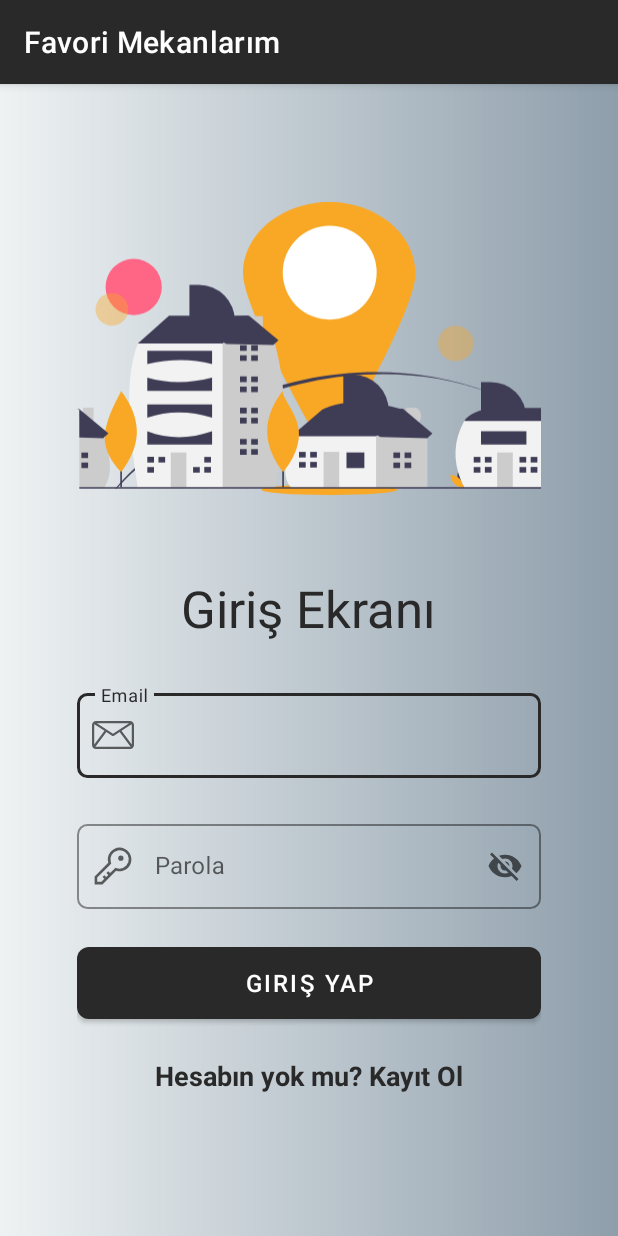
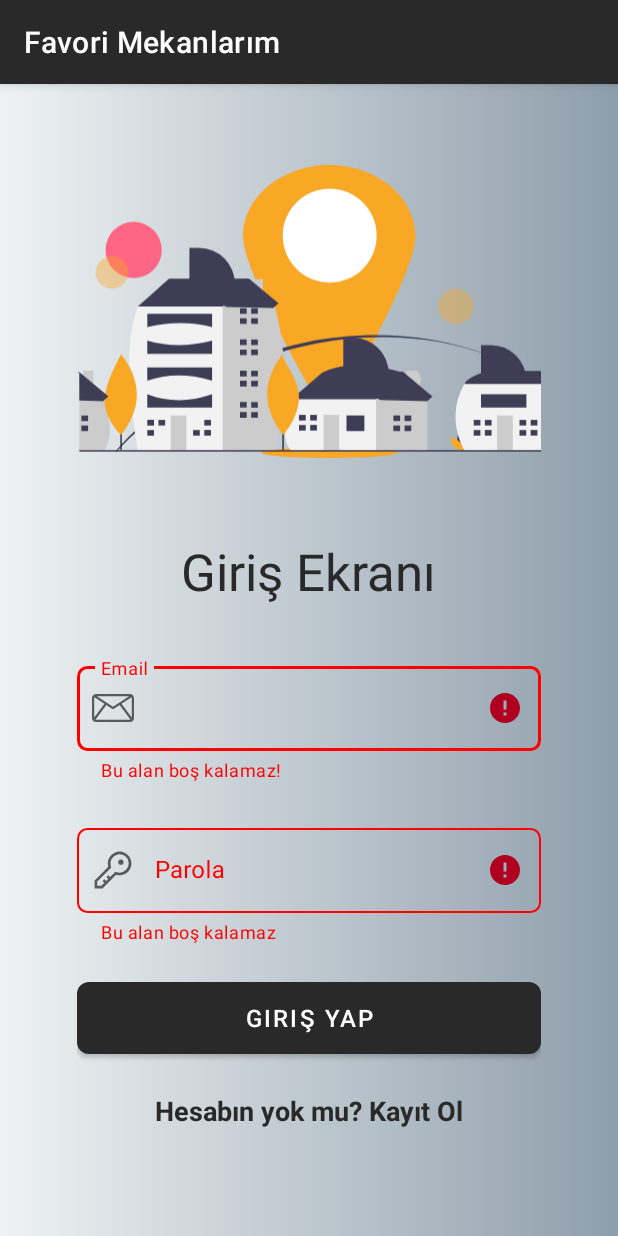
Before and after one commit to Slankss/FavouritePlace, an Android app: the screen it shows after launch (LoginActivity), after a tap on "GIRIŞ YAP", on a phone screen of 412 x 824 dp. Run offline under Robolectric (Android 15) with nearby library versions, the phone set to English and light mode, and no system bars; our stand-ins replace Firebase (no records; nobody signed in at launch, a user with empty details on screens opened directly); Roboto replaces fonts that are not available here; 1 other tap on this screen came first.

Commit message:
login ve register sayfasından değer kontrolleri yapıldı

```diff
--- a/app/src/main/java/com/okankukul/favouriteplace/Login_Register/LoginFragment.kt
+++ b/app/src/main/java/com/okankukul/favouriteplace/Login_Register/LoginFragment.kt
@@ -74,16 +74,25 @@ class LoginFragment : Fragment() {
 
                 }
                 else{
-                    Toast.makeText(context,"HATA", Toast.LENGTH_LONG).show()
+                    binding.passwordInputLayout.error = null
+                    binding.emailInputLayout.error = null
+                }
 
-                }
             }.addOnFailureListener { exception ->
+
                 Toast.makeText(context,exception.localizedMessage, Toast.LENGTH_LONG).show()
             }
 
         }
         else{
-            Toast.makeText(context,"Girdiğiniz Değerleri Kontrol Ediniz!", Toast.LENGTH_LONG).show()
+
+            if(email.isEmpty()){ binding.emailInputLayout.error = "Bu alan boş kalamaz!" }
+            else{ binding.emailInputLayout.error = null }
+
+            if(password.isEmpty()){ binding.passwordInputLayout.error = "Bu alan boş kalamaz" }
+            else { binding.passwordInputLayout.error = null }
+
+            Toast.makeText(context,"Boş değerler var", Toast.LENGTH_LONG).show()
         }
 
     }
--- a/app/src/main/res/layout/fragment_login.xml
+++ b/app/src/main/res/layout/fragment_login.xml
@@ -12,14 +12,14 @@
         android:id="@+id/textView3"
         android:layout_width="wrap_content"
         android:layout_height="wrap_content"
-        android:layout_marginTop="25dp"
+        android:layout_marginBottom="25dp"
         android:fontFamily="@font/courgette"
         android:text="Giriş Ekranı"
         android:textColor="@color/special_black"
         android:textSize="34sp"
+        app:layout_constraintBottom_toTopOf="@+id/linearLayout"
         app:layout_constraintEnd_toEndOf="@+id/imageView"
-        app:layout_constraintStart_toStartOf="@+id/imageView"
-        app:layout_constraintTop_toBottomOf="@+id/imageView" />
+        app:layout_constraintStart_toStartOf="@+id/imageView" />
 
     <LinearLayout
         android:id="@+id/linearLayout"
@@ -28,69 +28,74 @@
         android:layout_marginStart="50dp"
         android:layout_marginTop="25dp"
         android:layout_marginEnd="50dp"
-        android:layout_marginBottom="100dp"
         android:orientation="vertical"
         android:paddingTop="10dp"
         app:layout_constraintBottom_toBottomOf="parent"
         app:layout_constraintEnd_toEndOf="parent"
+        app:layout_constraintHorizontal_bias="0.0"
         app:layout_constraintStart_toStartOf="parent"
-        app:layout_constraintTop_toBottomOf="@+id/textView3">
+        app:layout_constraintTop_toBottomOf="@+id/imageView">
 
         <com.google.android.material.textfield.TextInputLayout
             android:id="@+id/emailInputLayout"
+            style="@style/Widget.MaterialComponents.TextInputLayout.OutlinedBox"
+            android:layout_width="match_parent"
+            android:layout_height="wrap_content"
+            android:layout_marginBottom="25dp"
+            app:boxCornerRadiusBottomEnd="7dp"
+            app:boxCornerRadiusBottomStart="7dp"
+            app:boxCornerRadiusTopEnd="7dp"
             app:boxCornerRadiusTopStart="7dp"
-            app:boxCornerRadiusTopEnd="7dp"
-            app:boxCornerRadiusBottomStart="7dp"
-            app:boxCornerRadiusBottomEnd="7dp"
-            android:layout_width="match_parent"
-            style="@style/Widget.MaterialComponents.TextInputLayout.OutlinedBox"
             app:boxStrokeColor="@color/special_black"
             app:boxStrokeErrorColor="#FF0000"
-            android:layout_marginBottom="25dp"
-            android:layout_height="wrap_content"
             app:endIconMode="clear_text"
+            app:errorTextColor="#FF0000"
+            app:helperText=""
             app:hintTextColor="@color/special_black"
-            tools:layout_editor_absoluteX="1dp"
+            app:startIconDrawable="@drawable/ic_email"
 
 
-            app:startIconDrawable="@drawable/ic_email">
+            tools:layout_editor_absoluteX="1dp">
+
             <com.google.android.material.textfield.TextInputEditText
                 android:id="@+id/email_edit_text"
-                android:textColor="@color/special_black"
-                android:textCursorDrawable="@drawable/cursor_color"
-                android:textColorHighlight="@color/special_orange"
                 android:layout_width="match_parent"
                 android:layout_height="wrap_content"
+                android:hint="Email"
                 android:inputType="textEmailAddress"
-                android:hint="Email" />
+                android:textColor="@color/special_black"
+                android:textColorHighlight="@color/special_orange"
+                android:textCursorDrawable="@drawable/cursor_color" />
         </com.google.android.material.textfield.TextInputLayout>
 
         <com.google.android.material.textfield.TextInputLayout
             android:id="@+id/passwordInputLayout"
+            style="@style/Widget.MaterialComponents.TextInputLayout.OutlinedBox"
+            android:layout_width="match_parent"
+            android:layout_height="wrap_content"
+            android:layout_marginBottom="25dp"
+            app:boxCornerRadiusBottomEnd="7dp"
+            app:boxCornerRadiusBottomStart="7dp"
+            app:boxCornerRadiusTopEnd="7dp"
             app:boxCornerRadiusTopStart="7dp"
-            app:boxCornerRadiusTopEnd="7dp"
-            app:boxCornerRadiusBottomStart="7dp"
-            app:boxCornerRadiusBottomEnd="7dp"
-            android:layout_width="match_parent"
-            style="@style/Widget.MaterialComponents.TextInputLayout.OutlinedBox"
             app:boxStrokeColor="@color/special_black"
             app:boxStrokeErrorColor="#FF0000"
-            android:layout_marginBottom="25dp"
-            android:layout_height="wrap_content"
             app:endIconMode="password_toggle"
+            app:errorTextColor="#FF0000"
+            app:helperText=""
             app:hintTextColor="@color/special_black"
-            tools:layout_editor_absoluteX="1dp"
-            app:startIconDrawable="@drawable/password">
+            app:startIconDrawable="@drawable/password"
+            tools:layout_editor_absoluteX="1dp">
 
             <com.google.android.material.textfield.TextInputEditText
                 android:id="@+id/password_edit_text"
-                android:textColorHighlight="@color/special_orange"
-                android:textColor="@color/special_black"
                 android:layout_width="match_parent"
                 android:layout_height="wrap_content"
-                android:textCursorDrawable="@drawable/cursor_color"
+                android:hint="Parola"
                 android:inputType="textPassword"
-                android:hint="Parola" />
+                android:textColor="@color/special_black"
+                android:textColorHighlight="@color/special_orange"
+                android:textCursorDrawable="@drawable/cursor_color" />
         </com.google.android.material.textfield.TextInputLayout>
 
         <Button
@@ -121,7 +126,7 @@
         android:id="@+id/imageView"
         android:layout_width="0dp"
         android:layout_height="250dp"
-        android:layout_marginTop="50dp"
+        android:layout_marginTop="25dp"
         android:src="@drawable/ic_undraw_best_place_re_lne9"
         app:layout_constraintEnd_toEndOf="@+id/linearLayout"
         app:layout_constraintHorizontal_bias="0.0"
```
Also changed, not shown: app/src/main/java/com/okankukul/favouriteplace/Login_Register/RegisterFragment.kt (+31 -7 lines), app/src/main/res/layout/fragment_register.xml (+20 -3 lines).
